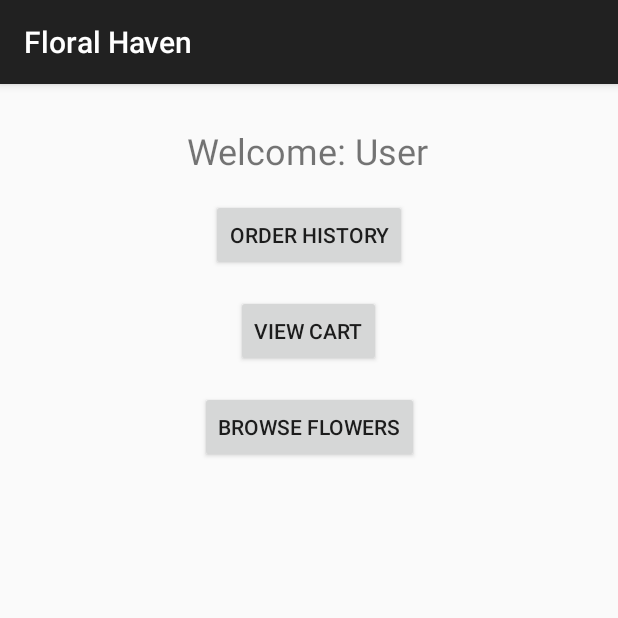
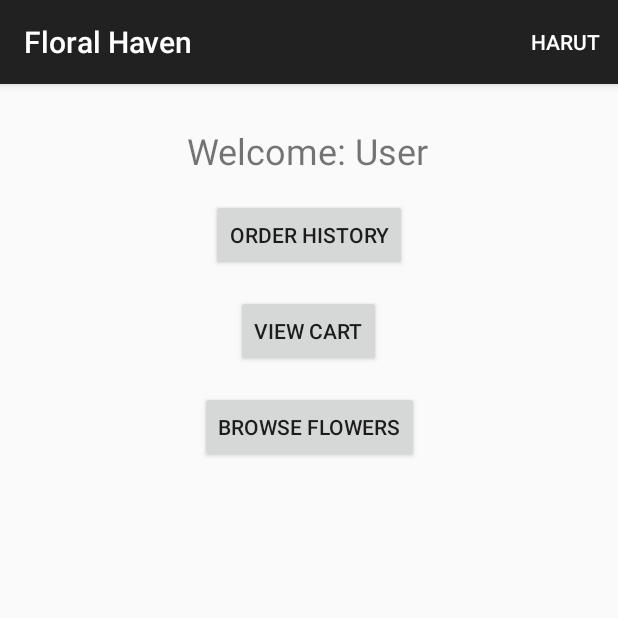
Before and after one commit to harutlem/Floral_Haven, an Android app: the MainActivity screen opened directly, with no data from a screen before it, on a phone screen of 412 x 824 dp, the top half of it. Run offline under Robolectric (Android 15) with nearby library versions, the phone set to English and light mode, and no system bars; our stand-ins replace Room's generated code.

Commit message:
Added the logout ability

```diff
--- a/app/src/main/java/com/example/floralhaven/MainActivity.java
+++ b/app/src/main/java/com/example/floralhaven/MainActivity.java
@@ -1,15 +1,23 @@
 package com.example.floralhaven;
 
 import android.content.Context;
+import android.content.DialogInterface;
 import android.content.Intent;
 import android.os.Bundle;
+import android.view.Menu;
+import android.view.MenuInflater;
+import android.view.MenuItem;
+import android.widget.Toast;
 
+import androidx.annotation.NonNull;
+import androidx.appcompat.app.AlertDialog;
 import androidx.appcompat.app.AppCompatActivity;
 import androidx.core.graphics.Insets;
 import androidx.core.view.ViewCompat;
 import androidx.core.view.WindowInsetsCompat;
 
 import com.example.floralhaven.database.FlowerRepository;
+import com.example.floralhaven.database.entities.User;
 import com.example.floralhaven.databinding.ActivityMainBinding;
 
 import kotlinx.coroutines.flow.Flow;
@@ -23,7 +31,8 @@ public class MainActivity extends AppCompatActivity {
 
     public static final String TAG = "HL_FLOWER";
 
-    int loggedInUserId = -1;
+    private int loggedInUserId = -1;
+    private User user;
     @Override
     protected void onCreate(Bundle savedInstanceState) {
         super.onCreate(savedInstanceState);
@@ -31,6 +40,8 @@ public class MainActivity extends AppCompatActivity {
         setContentView(binding.getRoot());
 
         loginUser();
+
+        invalidateOptionsMenu();
 
         if(loggedInUserId == -1)
         {
@@ -45,8 +56,60 @@ public class MainActivity extends AppCompatActivity {
     }
 
     private void loginUser() {
-        //Todo: create login method
+        //Todo: create login method functional
+        user = new User("Harut", "password");
         loggedInUserId = getIntent().getIntExtra(MAIN_ACTIVITY_USER_ID, -1);
+    }
+
+    @Override
+    public boolean onCreateOptionsMenu(Menu menu) {
+        MenuInflater inflater = getMenuInflater();
+        inflater.inflate(R.menu.logout_menu, menu);
+        return true;
+    }
+
+    @Override
+    public boolean onPrepareOptionsMenu(Menu menu) {
+        MenuItem item = menu.findItem(R.id.logoutMenuItem);
+        item.setVisible(true);
+        item.setTitle(user.getUserName());
+        item.setOnMenuItemClickListener(new MenuItem.OnMenuItemClickListener() {
+            @Override
+            public boolean onMenuItemClick(@NonNull MenuItem item) {
+                showLogoutDialog();
+                return false;
+            }
+        });
+        return true;
+    }
+
+    private void showLogoutDialog()
+    {
+        AlertDialog.Builder alertBuilder = new AlertDialog.Builder(MainActivity.this);
+        final AlertDialog alertDialog = alertBuilder.create();
+
+        alertBuilder.setMessage("Logout?");
+
+        alertBuilder.setPositiveButton("Logout?", new DialogInterface.OnClickListener() {
+            @Override
+            public void onClick(DialogInterface dialog, int which) {
+                logout();
+            }
+        });
+
+        alertBuilder.setNegativeButton("Cancel", new DialogInterface.OnClickListener() {
+            @Override
+            public void onClick(DialogInterface dialog, int which) {
+                alertDialog.dismiss();
+            }
+        });
+
+        alertBuilder.create().show();
+    }
+
+    private void logout() {
+        //Todo: finish logout method
+        startActivity(LoginActivity.loginIntentFactory(getApplicationContext()));
     }
 
     static Intent mainActivityIntentFactory(Context context, int userId)
--- /dev/null
+++ b/app/src/main/res/menu/logout_menu.xml
@@ -0,0 +1,13 @@
+<?xml version="1.0" encoding="utf-8"?>
+<menu xmlns:android="http://schemas.android.com/apk/res/android"
+    xmlns:app="http://schemas.android.com/apk/res-auto">
+
+    <item
+        android:id="@+id/logoutMenuItem"
+        android:title="LOGGED IN"
+        app:showAsAction="ifRoom"
+        />
+
+
+
+</menu>
```
